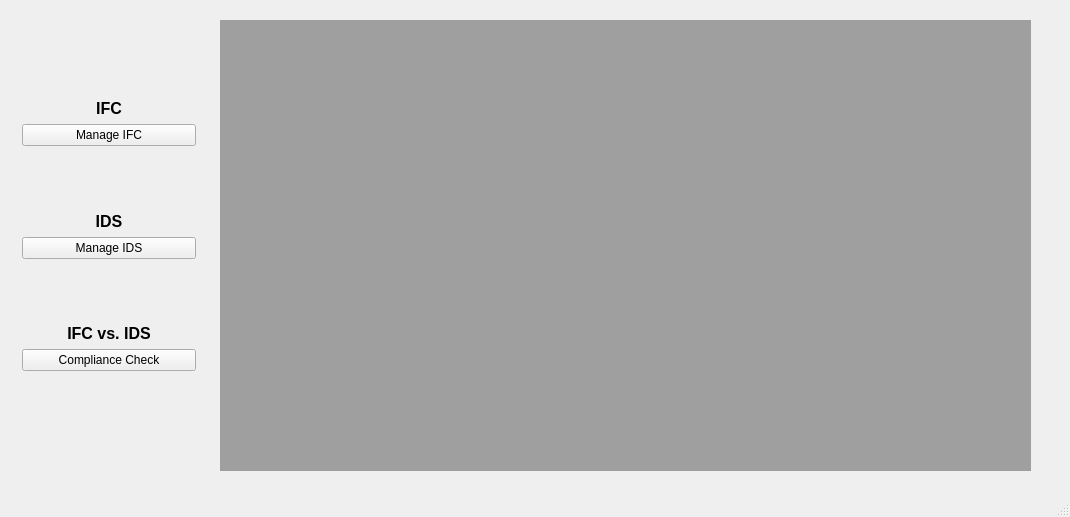
This is GUI_Windows/main.ui in ivanfelipeib/Masterarbeit as Qt 5 draws it before an edit. The edited form follows.
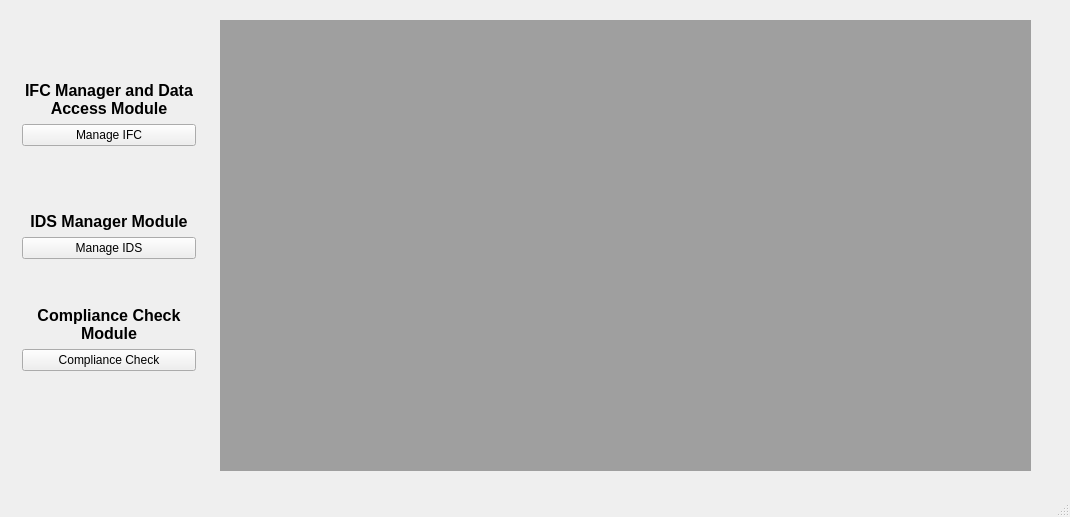
This is the edited form.

Commit message: Modify texts in GUI according to Module names and contents described in Thesis

The edit to the form file:
```diff
--- a/GUI_Windows/main.ui
+++ b/GUI_Windows/main.ui
@@ -45,11 +45,14 @@
         </font>
        </property>
        <property name="text">
-        <string>IFC</string>
+        <string>IFC Manager and Data Access Module</string>
        </property>
        <property name="alignment">
         <set>Qt::AlignBottom|Qt::AlignHCenter</set>
        </property>
+       <property name="wordWrap">
+        <bool>true</bool>
+       </property>
       </widget>
      </item>
      <item>
@@ -70,11 +73,14 @@
         </font>
        </property>
        <property name="text">
-        <string>IDS</string>
+        <string>IDS Manager Module</string>
        </property>
        <property name="alignment">
         <set>Qt::AlignBottom|Qt::AlignHCenter</set>
        </property>
+       <property name="wordWrap">
+        <bool>true</bool>
+       </property>
       </widget>
      </item>
      <item>
@@ -95,7 +101,7 @@
         </font>
        </property>
        <property name="text">
-        <string>IFC vs. IDS</string>
+        <string>Compliance Check Module</string>
        </property>
        <property name="textFormat">
         <enum>Qt::AutoText</enum>
@@ -103,6 +109,9 @@
        <property name="alignment">
         <set>Qt::AlignBottom|Qt::AlignHCenter</set>
        </property>
+       <property name="wordWrap">
+        <bool>true</bool>
+       </property>
       </widget>
      </item>
      <item>
```
The commit also changes 6 other files.
